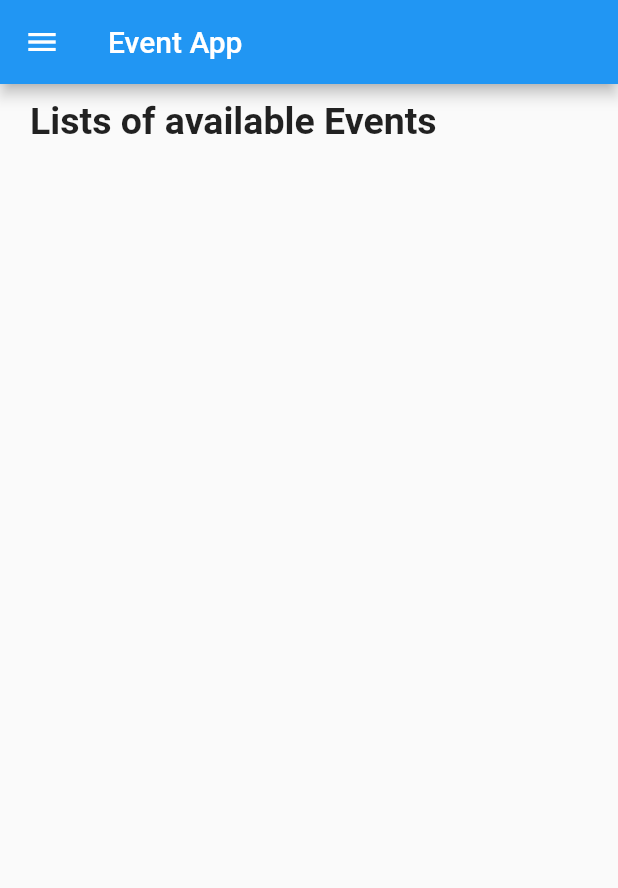
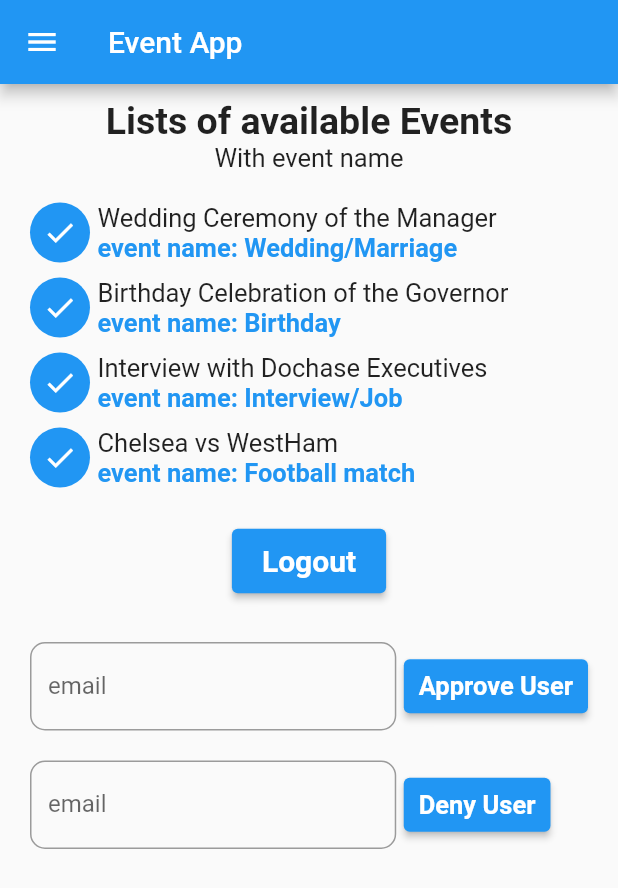
Before and after one commit to JideijeEmeka/event_app, a Flutter app: the screen it shows after launch, in the side drawer, after a tap on "Events", on a phone screen of 412 x 824 dp. Shown: the top 888 px of the screen. Run offline on Flutter 3.47's test engine with Material 2 defaults, Android fonts, the phone set to English and light mode, and no system bars.

Commit message:
designed the events page

```diff
--- a/lib/screens/events_page.dart
+++ b/lib/screens/events_page.dart
@@ -1,3 +1,4 @@
+import 'package:event_app/customwidgets/widgets.dart';
 import 'package:event_app/screens/drawer.dart';
 import 'package:flutter/material.dart';
 
@@ -16,16 +17,104 @@ class _EventPageState extends State<EventPage> {
         title: Text("Event App"),
       ),
       drawer: MainDrawer(),
-      body: Container(
+      body: SingleChildScrollView(
+        child: Container(
           margin: EdgeInsets.symmetric(horizontal: 20),
+          child: Center(
             child: Column(
               children: [
                 SizedBox(
                   height: 10,
                 ),
                 Text('Lists of available Events',
-                style: TextStyle(fontSize: 25, fontWeight: FontWeight.bold)),
+                    style:
+                        TextStyle(fontSize: 25, fontWeight: FontWeight.bold)),
+                Text('With event name',
+                    style: TextStyle(
+                      fontSize: 17,
+                    )),
+                SizedBox(height: 20),
+                events(context, "Wedding Ceremony of the Manager",
+                    "event name: Wedding/Marriage"),
+                SizedBox(height: 10),
+                events(context, "Birthday Celebration of the Governor",
+                    "event name: Birthday"),
+                SizedBox(height: 10),
+                events(context, "Interview with Dochase Executives",
+                    "event name: Interview/Job"),
+                SizedBox(height: 10),
+                events(context, "Chelsea vs WestHam",
+                    "event name: Football match"),
+                SizedBox(height: 25),
+                customButton("Logout"),
+                SizedBox(
+                  height: 30,
+                ),
+                Container(
+                  child: Row(
+                    children: [
+                      Flexible(
+                        child: TextFormField(
+                          decoration: InputDecoration(
+                              labelText: "email",
+                              hintText: "enter user email",
+                              border: OutlineInputBorder(
+                                  borderRadius: BorderRadius.circular(10))),
+                        ),
+                      ),
+                      SizedBox(
+                        width: 5,
+                      ),
+                      ElevatedButton(
+                        onPressed: () {},
+                        child: Text("Approve User"),
+                        style: ElevatedButton.styleFrom(
+                            primary: Colors.blue,
+                            padding: EdgeInsets.symmetric(
+                                horizontal: 10, vertical: 7),
+                            textStyle: TextStyle(
+                                fontSize: 17, fontWeight: FontWeight.bold)),
+                      )
                     ],
+                  ),
+                ),
+                SizedBox(
+                  height: 20,
+                ),
+                Container(
+                  child: Row(
+                    children: [
+                      Flexible(
+                        child: TextFormField(
+                          decoration: InputDecoration(
+                              labelText: "email",
+                              hintText: "enter user email",
+                              border: OutlineInputBorder(
+                                  borderRadius: BorderRadius.circular(10))),
+                        ),
+                      ),
+                      SizedBox(
+                        width: 5,
+                      ),
+                      Padding(
+                        padding: const EdgeInsets.only(right: 25),
+                        child: ElevatedButton(
+                          onPressed: () {},
+                          child: Text("Deny User"),
+                          style: ElevatedButton.styleFrom(
+                              primary: Colors.blue,
+                              padding: EdgeInsets.symmetric(
+                                  horizontal: 10, vertical: 7),
+                              textStyle: TextStyle(
+                                  fontSize: 17, fontWeight: FontWeight.bold)),
+                        ),
+                      )
+                    ],
+                  ),
+                ),
+              ],
+            ),
+          ),
         ),
       ),
     );
```
Lines whose indentation alone changed are shown as unchanged.
